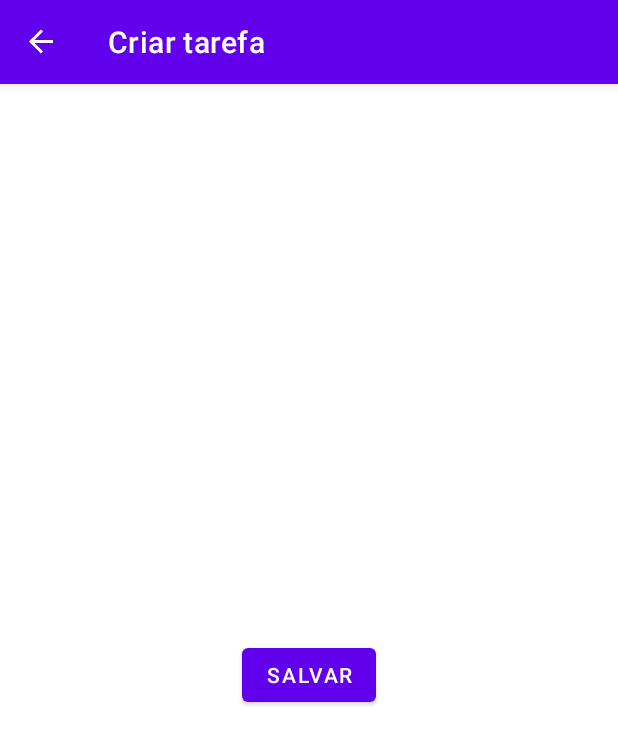
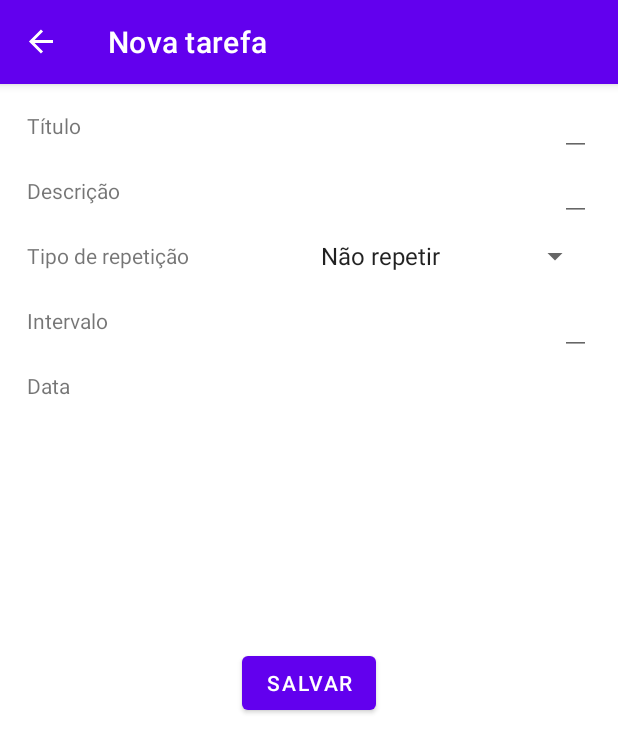
Before and after one commit to fernandozanutto/TodoApp, an Android app: the TaskDetailsFragment screen opened through its navigation route, on a phone screen of 412 x 824 dp. Shown: the top 753 px of the screen. Run offline under Robolectric (Android 15) with nearby library versions, the phone set to English and light mode, and no system bars; our stand-ins replace navigation-ui.

Commit message:
Criação e edição de tasks

```diff
--- a/app/src/main/java/com/fzanutto/todoapp/database/TaskRepository.kt
+++ b/app/src/main/java/com/fzanutto/todoapp/database/TaskRepository.kt
@@ -23,4 +23,8 @@ object TaskRepository {
     fun getAllTasks(): List<Task> {
         return impl.getAllTasks()
     }
+
+    fun saveTask(task: Task) {
+        return impl.saveTask(task)
+    }
 }
--- a/app/src/main/java/com/fzanutto/todoapp/database/TaskRepositoryInterface.kt
+++ b/app/src/main/java/com/fzanutto/todoapp/database/TaskRepositoryInterface.kt
@@ -6,4 +6,5 @@ interface TaskRepositoryInterface {
 
     fun getAllTasks(): List<Task>
     fun getTaskById(id: Int): Task?
+    fun saveTask(task: Task)
 }
--- a/app/src/main/java/com/fzanutto/todoapp/database/TaskRepositoryMock.kt
+++ b/app/src/main/java/com/fzanutto/todoapp/database/TaskRepositoryMock.kt
@@ -6,11 +6,11 @@ import java.util.Date
 
 class TaskRepositoryMock: TaskRepositoryInterface {
 
-    val taskList = listOf(
-        Task(1, "Beber água", "", RepeatType.MINUTES, Date(1645383091688), 30L),
-        Task(2, "Beber água de 45 em 45", "", RepeatType.MINUTES, Date(), 45L),
-        Task(3, "Eliminação BBB", "", RepeatType.WEEKLY, Date(1645555891688), 1L),
-        Task(4, "Lavar Roupa", "", RepeatType.DO_NOT_REPEAT, Date(1645393891688), 0L),
+    val taskList = arrayListOf(
+        //Task(1, "Beber água", "", RepeatType.MINUTES, Date(1645383091688), 30),
+        //Task(2, "Beber água de 45 em 45", "", RepeatType.MINUTES, Date(), 45),
+        Task(3, "Eliminação BBB", "", RepeatType.WEEKLY, Date(1644951091688), 1),
+        Task(4, "Lavar Roupa", "", RepeatType.DO_NOT_REPEAT, Date(1645393891688), 0),
     )
 
     override fun getAllTasks(): List<Task> {
@@ -23,4 +23,14 @@ class TaskRepositoryMock: TaskRepositoryInterface {
         }
     }
 
+    override fun saveTask(task: Task) {
+        val indexToUpdate = taskList.indexOfFirst { it.id == task.id }
+
+        if (indexToUpdate == -1) {
+            taskList.add(task)
+        } else {
+            taskList[indexToUpdate] = task
+        }
+    }
+
 }
--- a/app/src/main/java/com/fzanutto/todoapp/database/room/AppDatabase.kt
+++ b/app/src/main/java/com/fzanutto/todoapp/database/room/AppDatabase.kt
@@ -4,7 +4,7 @@ import androidx.room.Database
 import androidx.room.RoomDatabase
 import androidx.room.TypeConverters
 
-@Database(entities = [TaskDB::class], version = 1)
+@Database(entities = [TaskDB::class], version = 1, exportSchema = false)
 @TypeConverters(Converters::class)
 abstract class AppDatabase: RoomDatabase() {
     abstract fun taskDAO(): TaskDAO
--- a/app/src/main/java/com/fzanutto/todoapp/database/room/TaskRepositoryRoom.kt
+++ b/app/src/main/java/com/fzanutto/todoapp/database/room/TaskRepositoryRoom.kt
@@ -26,4 +26,8 @@ class TaskRepositoryRoom(context: Context) : TaskRepositoryInterface {
     override fun getTaskById(id: Int): Task? {
         return taskDAO.getById(id)?.toModel()
     }
+
+    override fun saveTask(task: Task) {
+        taskDAO.insertTask(TaskDB(task))
+    }
 }
--- a/app/src/main/java/com/fzanutto/todoapp/models/RepeatType.kt
+++ b/app/src/main/java/com/fzanutto/todoapp/models/RepeatType.kt
@@ -1,25 +1,47 @@
 package com.fzanutto.todoapp.models
 
-enum class RepeatType {
-    DO_NOT_REPEAT,
-    DAILY,
-    HOURLY,
-    MONTHLY,
-    MINUTES,
-    YEARLY,
-    WEEKLY;
+import android.content.Context
+import com.fzanutto.todoapp.R
+
+enum class RepeatType(val type: Int) {
+    DO_NOT_REPEAT(1),
+    DAILY(2),
+    HOURLY(3),
+    MONTHLY(4),
+    MINUTES(5),
+    YEARLY(6),
+    WEEKLY(7);
+
+    companion object {
+        fun fromInt(value: Int): RepeatType? {
+            return values().firstOrNull { it.type == value }
+        }
+    }
 
     fun getIntervalMilliFactor(): Long {
         return when(this) {
             MINUTES -> 1000 * 60
             HOURLY -> 1000 * 60 * 60
             DAILY -> 1000 * 60 * 60 * 24
-            WEEKLY -> 1000 * 60 * 60 * 24
+            WEEKLY -> 1000 * 60 * 60 * 24 * 7
             MONTHLY -> 0
             YEARLY -> 0
             DO_NOT_REPEAT -> 0
         }
     }
+
+    fun getName(context: Context): String {
+        return when (this) {
+            WEEKLY -> context.getString(R.string.weekly)
+            HOURLY -> "a cada X horas"
+            YEARLY -> "a cada X anos"
+            MONTHLY -> "a cada X meses"
+            MINUTES -> "a cada X minutos"
+            DAILY -> "a cada X dias"
+            DO_NOT_REPEAT -> "Não repetir"
+        }
+    }
+
 
     fun getShortName(): String {
         return when (this) {
--- a/app/src/main/java/com/fzanutto/todoapp/models/Task.kt
+++ b/app/src/main/java/com/fzanutto/todoapp/models/Task.kt
@@ -8,11 +8,11 @@ import kotlin.math.ceil
 
 class Task(
     val id: Int,
-    val title: String,
-    val description: String,
-    val repeat: RepeatType,
+    var title: String,
+    var description: String,
+    var repeat: RepeatType,
     val initialDate: Date,
-    val interval: Long
+    var interval: Int
 ) {
     var done = false
     var active = true
@@ -24,14 +24,13 @@ class Task(
         } ?: ""
     }
 
-    fun getNextRun(): Date? {
+    private fun getNextRun(): Date? {
         if (done || !active) return null
 
         val initialMilli = initialDate.time
         val now = Date().time
         val diff = now - initialMilli
-        val intervalInMilli = interval *  repeat.getIntervalMilliFactor()
-
+        val intervalInMilli = interval * repeat.getIntervalMilliFactor()
         val mult = ceil(diff / intervalInMilli.toDouble()).toInt()
 
         return when(repeat) {
@@ -40,12 +39,20 @@ class Task(
             }
             RepeatType.YEARLY -> {
                 val calendar = Calendar.getInstance()
-                calendar.add(Calendar.YEAR, mult)
+
+                while (calendar.time.time < now) {
+                    calendar.add(Calendar.YEAR, interval)
+                }
+
                 Date(calendar.timeInMillis)
             }
             RepeatType.MONTHLY -> {
                 val calendar = Calendar.getInstance()
-                calendar.add(Calendar.MONTH, mult)
+
+                while (calendar.time.time < now) {
+                    calendar.add(Calendar.MONTH, interval)
+                }
+
                 Date(calendar.timeInMillis)
             }
             else -> {
--- a/app/src/main/java/com/fzanutto/todoapp/view/home/TaskAdapter.kt
+++ b/app/src/main/java/com/fzanutto/todoapp/view/home/TaskAdapter.kt
@@ -6,6 +6,7 @@ import android.view.ViewGroup
 import androidx.recyclerview.widget.RecyclerView
 import com.fzanutto.todoapp.R
 import com.fzanutto.todoapp.databinding.TaskRowItemBinding
+import com.fzanutto.todoapp.models.RepeatType
 import com.fzanutto.todoapp.models.Task
 
 class TaskAdapter(private val taskList: ArrayList<Task>, private val listener: ClickListener) : RecyclerView.Adapter<TaskAdapter.ViewHolder>() {
@@ -28,14 +29,13 @@ class TaskAdapter(private val taskList: ArrayList<Task>, private val listener: C
     override fun onBindViewHolder(holder: ViewHolder, position: Int) {
         val task = taskList[position]
 
-        val nextRun = task.getNextRun()
         val context = holder.itemView.context
 
         holder.binding.apply {
             title.text = task.title
             timer.text = task.getNextRunEstimatedString()
 
-            if (nextRun == task.initialDate) {
+            if (task.repeat == RepeatType.DO_NOT_REPEAT) {
                 type.text = context.getString(R.string.one_time_task)
             } else {
                 type.text = context.getString(R.string.repeat_at, task.interval.toString(), task.repeat.getShortName())
--- a/app/src/main/res/layout/fragment_task_details.xml
+++ b/app/src/main/res/layout/fragment_task_details.xml
@@ -4,23 +4,65 @@
     xmlns:tools="http://schemas.android.com/tools"
     android:layout_width="match_parent"
     android:layout_height="match_parent"
+    android:padding="18dp"
     tools:context=".view.taskdetails.TaskDetailsFragment">
 
+
     <TextView
+        android:id="@+id/title_label"
+        android:layout_width="wrap_content"
+        android:layout_height="wrap_content"
+        android:text="@string/title"
+        app:layout_constraintStart_toStartOf="parent"
+        app:layout_constraintTop_toTopOf="parent" />
+
+    <EditText
         android:id="@+id/title"
         android:layout_width="wrap_content"
         android:layout_height="wrap_content"
+        android:textSize="14sp"
+        app:layout_constraintBottom_toBottomOf="@id/title_label"
         app:layout_constraintEnd_toEndOf="parent"
-        app:layout_constraintStart_toStartOf="parent"
-        app:layout_constraintTop_toTopOf="parent" />
+        app:layout_constraintTop_toTopOf="@id/title_label"
+        tools:text="Beber água" />
+
 
     <TextView
+        android:id="@+id/description_label"
+        android:layout_width="wrap_content"
+        android:layout_height="wrap_content"
+        android:layout_marginTop="24dp"
+        android:text="@string/description"
+        app:layout_constraintStart_toStartOf="parent"
+        app:layout_constraintTop_toBottomOf="@+id/title_label" />
+
+    <EditText
         android:id="@+id/description"
         android:layout_width="wrap_content"
         android:layout_height="wrap_content"
-        app:layout_constraintTop_toBottomOf="@+id/title"
+        android:textSize="14sp"
+        app:layout_constraintBottom_toBottomOf="@+id/description_label"
         app:layout_constraintEnd_toEndOf="parent"
-        app:layout_constraintStart_toStartOf="parent" />
+        app:layout_constraintTop_toTopOf="@+id/description_label"
+        tools:text="Bebe água seu bobao" />
+
+
+    <TextView
+        android:id="@+id/repeat_label"
+        android:layout_width="wrap_content"
+        android:layout_height="wrap_content"
+        android:layout_marginTop="24dp"
+        android:text="@string/repeat"
+        app:layout_constraintStart_toStartOf="parent"
+        app:layout_constraintTop_toBottomOf="@+id/description_label" />
+
+    <Spinner
+        android:id="@+id/repeat_type"
+        android:layout_width="wrap_content"
+        android:layout_height="wrap_content"
+        app:layout_constraintBottom_toBottomOf="@+id/repeat_label"
+        app:layout_constraintEnd_toEndOf="parent"
+        app:layout_constraintTop_toTopOf="@+id/repeat_label" />
 
     <Button
         android:id="@+id/button_save"
@@ -31,4 +73,44 @@
         app:layout_constraintEnd_toEndOf="parent"
         app:layout_constraintStart_toStartOf="parent"
         app:layout_constraintTop_toBottomOf="@id/title" />
+
+
+    <TextView
+        android:id="@+id/interval_label"
+        android:layout_width="wrap_content"
+        android:layout_height="wrap_content"
+        android:layout_marginTop="24dp"
+        android:text="@string/interval"
+        app:layout_constraintStart_toStartOf="parent"
+        app:layout_constraintTop_toBottomOf="@+id/repeat_label" />
+
+    <EditText
+        android:id="@+id/interval"
+        android:layout_width="wrap_content"
+        android:layout_height="wrap_content"
+        android:inputType="number"
+        app:layout_constraintBottom_toBottomOf="@id/interval_label"
+        app:layout_constraintEnd_toEndOf="parent"
+        app:layout_constraintTop_toTopOf="@id/interval_label" />
+
+
+    <TextView
+        android:id="@+id/date_label"
+        android:layout_width="wrap_content"
+        android:layout_height="wrap_content"
+        android:layout_marginTop="24dp"
+        android:text="@string/date"
+        app:layout_constraintStart_toStartOf="parent"
+        app:layout_constraintTop_toBottomOf="@+id/interval_label" />
+
+    <TextView
+        android:id="@+id/date"
+        android:layout_width="wrap_content"
+        android:layout_height="wrap_content"
+        app:layout_constraintEnd_toEndOf="parent"
+        app:layout_constraintTop_toTopOf="@id/date_label"
+        app:layout_constraintBottom_toBottomOf="@id/date_label"
+        />
+
+
 </androidx.constraintlayout.widget.ConstraintLayout>
--- a/app/src/main/res/values/strings.xml
+++ b/app/src/main/res/values/strings.xml
@@ -11,5 +11,11 @@
     <string name="plus_button">Plus button</string>
     <string name="repeat_at">Repete a cada %s %s</string>
     <string name="one_time_task">Tarefa única</string>
-    <string name="create_task">Criar tarefa</string>
+    <string name="create_task">Nova tarefa</string>
+    <string name="title">Título</string>
+    <string name="description">Descrição</string>
+    <string name="repeat">Tipo de repetição</string>
+    <string name="weekly">a cada X semana</string>
+    <string name="interval">Intervalo</string>
+    <string name="date">Data</string>
 </resources>
```
Also changed, not shown: app/src/main/java/com/fzanutto/todoapp/database/room/TaskDB.kt (+13 -1 lines), app/src/main/java/com/fzanutto/todoapp/view/taskdetails/TaskDetailsFragment.kt (+18 -2 lines), app/src/main/java/com/fzanutto/todoapp/view/taskdetails/TaskDetailsViewModel.kt (+16 -0 lines).
